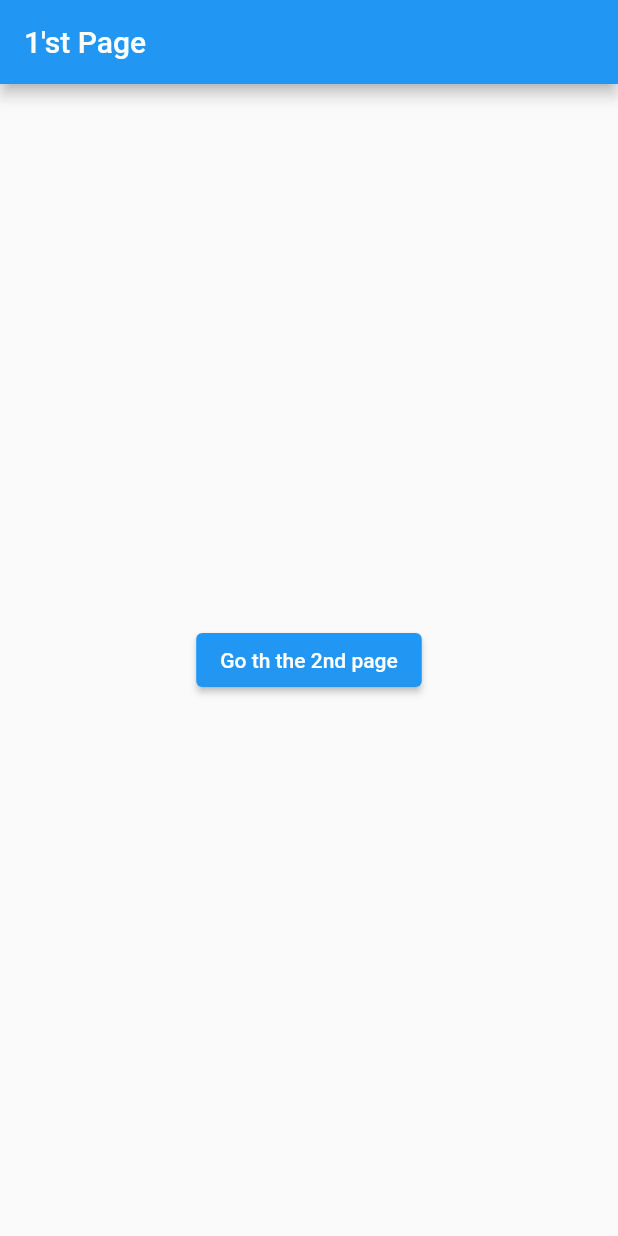
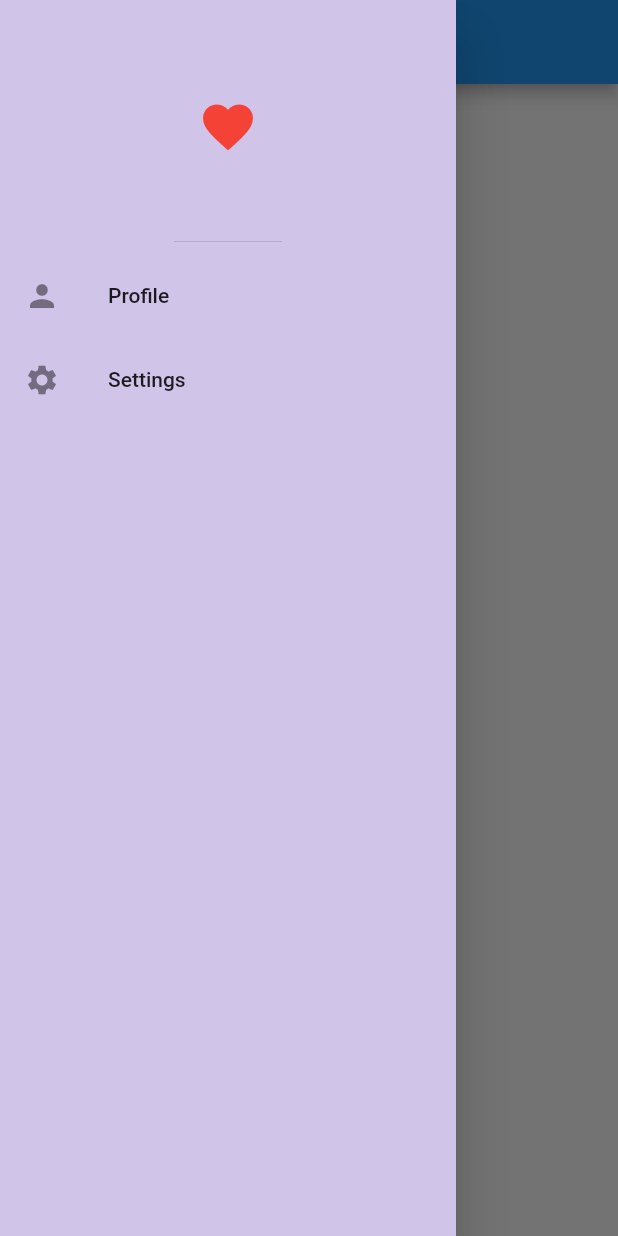
Before and after one commit to SANKARAMDAS/learn_flutter_0to100, a Flutter app: the screen it shows after launch, with the side drawer open (before the commit the screen has no drawer), on a phone screen of 412 x 824 dp. Run offline on Flutter 3.47's test engine with Material 2 defaults, Android fonts, the phone set to English and light mode, and no system bars.

Commit message:
drwaer navigation

```diff
--- a/lib/main.dart
+++ b/lib/main.dart
@@ -1,5 +1,7 @@
 import 'package:flutter/material.dart';
 import 'package:learn_flutter_0to100/pages/first_page.dart';
+import 'package:learn_flutter_0to100/pages/profile_page.dart';
+import 'package:learn_flutter_0to100/pages/settings_page.dart';
 
 void main() {
   runApp(MyApp());
@@ -19,7 +21,12 @@ class MyApp extends StatelessWidget {
   Widget build(BuildContext context) {
     return MaterialApp(
       debugShowCheckedModeBanner: false,
-      home: FirstPage()
+      home: FirstPage(),
+      routes: {
+        '/firstpage': (context) => FirstPage(),
+        '/profilepage': (context) => ProfilePage(),
+        '/settingspage': (context) => SttingsPage(),
+      },
     );
   }
 }
--- a/lib/pages/first_page.dart
+++ b/lib/pages/first_page.dart
@@ -1,5 +1,4 @@
 import 'package:flutter/material.dart';
-import 'package:learn_flutter_0to100/pages/second_page.dart';
 
 class FirstPage extends StatelessWidget {
   const FirstPage({super.key});
@@ -10,17 +9,39 @@ class FirstPage extends StatelessWidget {
       appBar: AppBar(
         title: Text('1\'st Page'),
       ),
-      body: Center(
-        child: ElevatedButton(
-          child: Text('Go th the 2nd page'),
-          onPressed: () {
-            Navigator.push(
-              context,
-              MaterialPageRoute(
-                builder: (context) => SecondPage(),
-              ),
-            );
-          },
+      drawer: Drawer(
+        backgroundColor: Colors.deepPurple[100],
+        child: Column(
+          children: [
+            DrawerHeader(
+                child: Icon(
+              Icons.favorite,
+              size: 40.0,
+              color: Colors.red,
+            ),),
+            ListTile(
+              leading: Icon(Icons.person),
+              title: Text('Profile'),
+              onTap: (){
+                //pop the drawer(history)
+                Navigator.pop(context);
+
+                //Navigate the profile
+                Navigator.pushNamed(context, '/profilepage');
+              },
+            ),
+            ListTile(
+              leading: Icon(Icons.settings),
+              title: Text('Settings'),
+              onTap: (){
+                //pop the drawer(history)
+                Navigator.pop(context);
+
+                //Navigate to settings page
+                Navigator.pushNamed(context, '/settingspage');
+              },
+            ),
+          ],
         ),
       ),
     );
--- /dev/null
+++ b/lib/pages/profile_page.dart
@@ -0,0 +1,12 @@
+import 'package:flutter/material.dart';
+
+class ProfilePage extends StatelessWidget {
+  const ProfilePage({super.key});
+
+  @override
+  Widget build(BuildContext context) {
+    return Scaffold(
+      appBar: AppBar(title: Text('Profile Page'),),
+    );
+  }
+}
--- a/lib/pages/second_page.dart
+++ /dev/null
@@ -1,15 +0,0 @@
-import 'package:flutter/material.dart';
-
-class SecondPage extends StatelessWidget {
-  const SecondPage({super.key});
-
-  @override
-  Widget build(BuildContext context) {
-    return Scaffold(
-      appBar: AppBar(title: Text('2nd Page'),),
-      body: Center(
-        child: Text('2nd Page'),
-      ),
-    );
-  }
-}
```
Also changed, not shown: lib/pages/settings_page.dart (added, +12 -0 lines).
